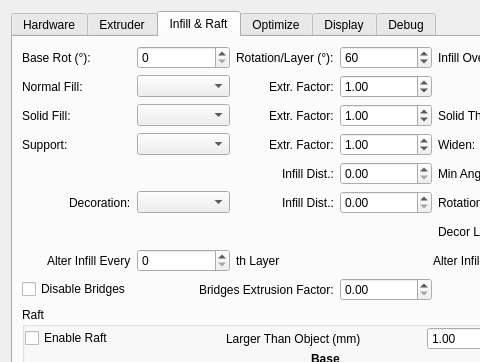
This is RepsnapperQt/preferences_dlg.ui in timschmidt/repsnapper as Qt 5 draws it before an edit; both pictures show x 0 to 480 and y 0 to 362 of the 651 by 689 pixel window. The edited form follows.
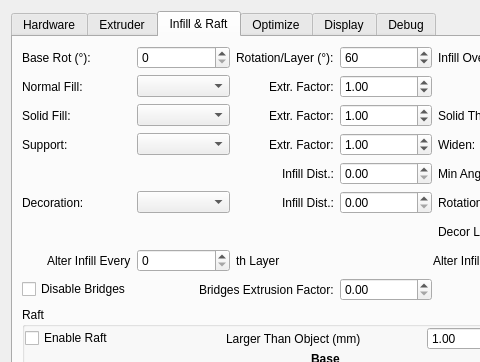
This is the edited form. The open tabs and pages were chosen to show the change. Icons and pictures are not drawn. Custom widgets are drawn as their Qt base class.

The edit to the form file:
```diff
--- a/RepsnapperQt/preferences_dlg.ui
+++ b/RepsnapperQt/preferences_dlg.ui
@@ -996,13 +996,6 @@
            </property>
           </widget>
          </item>
-         <item row="5" column="0" alignment="Qt::AlignRight">
-          <widget class="QLabel" name="label_21">
-           <property name="text">
-            <string>Decoration:</string>
-           </property>
-          </widget>
-         </item>
          <item row="3" column="1">
           <widget class="QComboBox" name="Slicing_SupportFilltype"/>
          </item>
@@ -1230,6 +1223,13 @@
            </property>
           </widget>
          </item>
+         <item row="5" column="0">
+          <widget class="QLabel" name="label_21">
+           <property name="text">
+            <string>Decoration:</string>
+           </property>
+          </widget>
+         </item>
         </layout>
        </item>
        <item>
```
Left out of the diff: 2 changed lines with no effect on the pictures.
